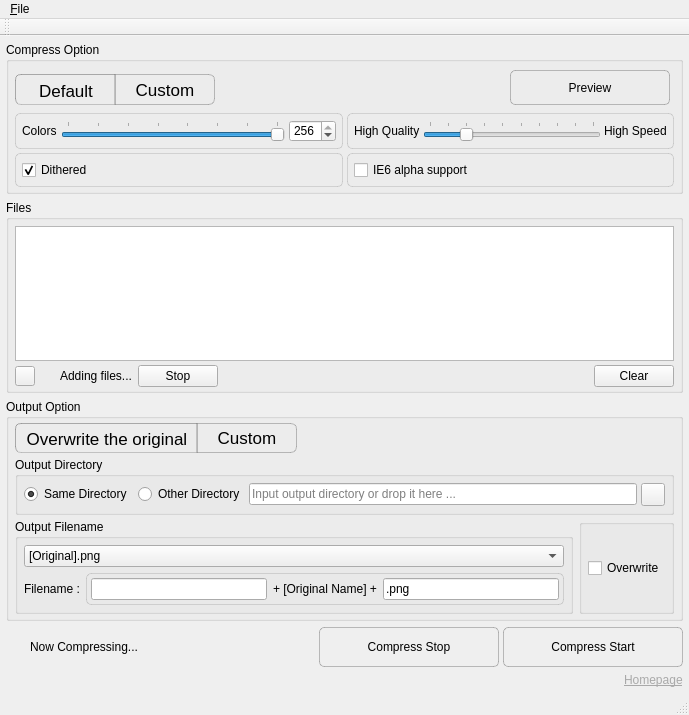
First picture: the form in src/pngyumainwindow.ui, repository nukesaq88/Pngyu, before the edit.
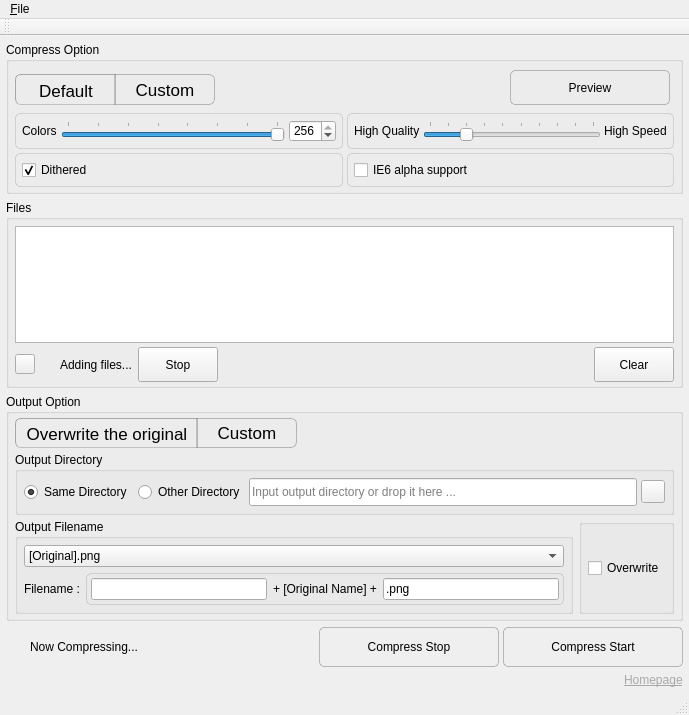
Second picture: the form after the edit. Icons and pictures are not drawn. Custom widgets are drawn as their Qt base class.

```diff
--- a/src/pngyumainwindow.ui
+++ b/src/pngyumainwindow.ui
@@ -438,6 +438,12 @@
                 </item>
                 <item>
                  <widget class="QLineEdit" name="lineEdit_output_directory">
+                  <property name="minimumSize">
+                   <size>
+                    <width>0</width>
+                    <height>28</height>
+                   </size>
+                  </property>
                   <property name="toolTip">
                    <string>Input output directory or drop it here ...</string>
                   </property>
@@ -999,11 +1005,17 @@
        <item row="3" column="4">
         <widget class="QPushButton" name="pushButton_filelist_clear">
          <property name="sizePolicy">
-          <sizepolicy hsizetype="Maximum" vsizetype="Fixed">
+          <sizepolicy hsizetype="Minimum" vsizetype="Fixed">
            <horstretch>0</horstretch>
            <verstretch>0</verstretch>
           </sizepolicy>
          </property>
+         <property name="minimumSize">
+          <size>
+           <width>0</width>
+           <height>35</height>
+          </size>
+         </property>
          <property name="toolTip">
           <string>Clear all files</string>
          </property>
@@ -1053,6 +1065,12 @@
               <verstretch>0</verstretch>
              </sizepolicy>
             </property>
+            <property name="minimumSize">
+             <size>
+              <width>0</width>
+              <height>35</height>
+             </size>
+            </property>
             <property name="toolTip">
              <string>Stop searcing</string>
             </property>
```
Left out of the diff: 12 changed lines with no effect on the pictures.
